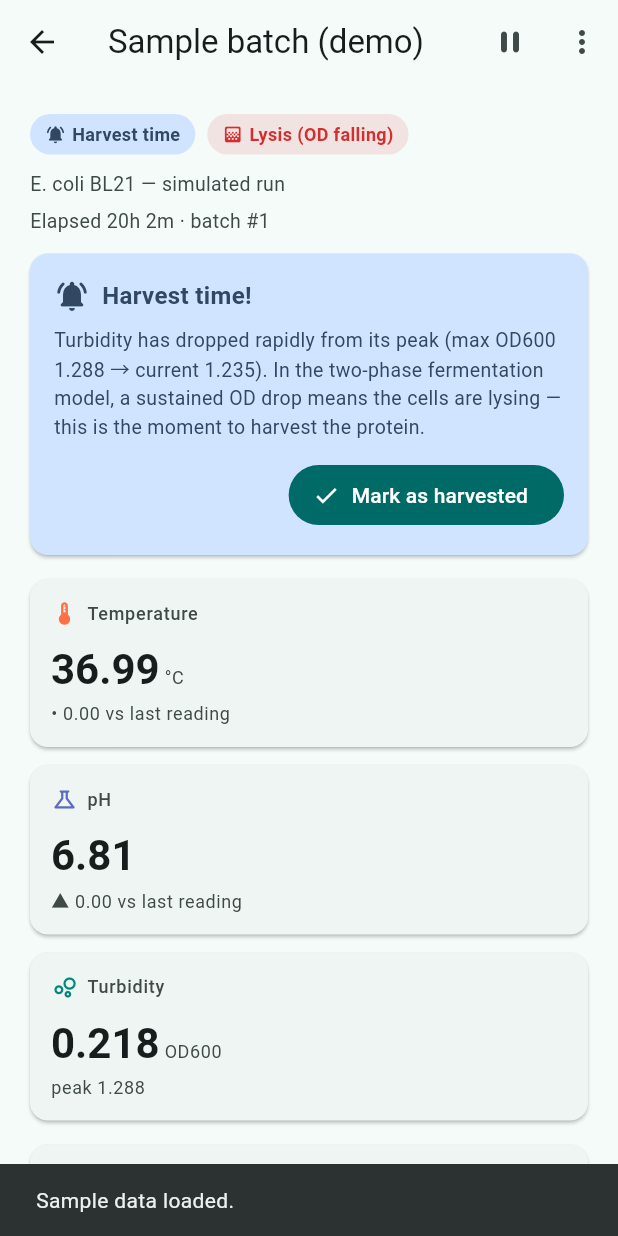
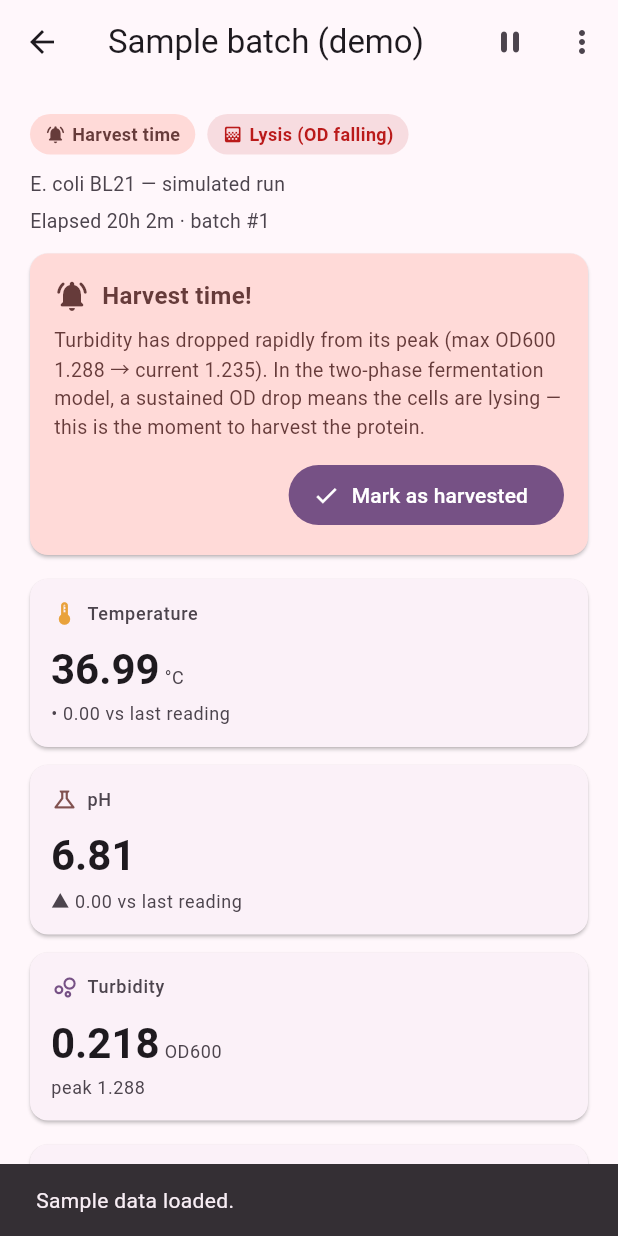
Before and after one commit to Eddie-Duan/igem-fermenter, a Flutter app: the screen it shows after launch, after a tap on "Continue", after a tap on "Skip", after a tap on "Load sample data", on a phone screen of 412 x 824 dp. Run offline on Flutter 3.47's test engine with Material 3 defaults, Android fonts, the phone set to English and light mode, and no system bars; our stand-ins replace share_plus, shared_preferences, sqflite; missing offline and left inert: flutter_reactive_ble; accounts and stored records are empty.

Commit message:
refactor: Update color usage across the app to utilize theme color scheme for consistency

```diff
--- a/mobile_app/lib/pages/home_page.dart
+++ b/mobile_app/lib/pages/home_page.dart
@@ -233,26 +233,26 @@ class _HomePageState extends State<HomePage> {
           const SizedBox(height: 26),
           _sectionTitle('What it records'),
           const SizedBox(height: 4),
-          const FeatureRow(
+          FeatureRow(
             icon: Icons.bubble_chart_outlined,
             title: 'Turbidity (OD600)',
             body: 'How cloudy the culture is. Growth pushes it up, lysis pulls '
                 'it down — that drop is the harvest signal.',
-            color: Colors.teal,
+            color: Theme.of(context).colorScheme.primary,
           ),
-          const FeatureRow(
+          FeatureRow(
             icon: Icons.thermostat_outlined,
             title: 'Temperature',
             body: 'Ramps from room temperature to your target and holds it, '
                 'with the heater and stirrer under your control.',
-            color: Colors.deepOrange,
+            color: Theme.of(context).colorScheme.secondary,
           ),
-          const FeatureRow(
+          FeatureRow(
             icon: Icons.science_outlined,
             title: 'pH',
             body: 'Tracks the buffer drift: a slow dip while the cells grow, '
                 'a small recovery once they start to lyse.',
-            color: Colors.indigo,
+            color: Theme.of(context).colorScheme.tertiary,
           ),
           const SizedBox(height: 26),
           _sectionTitle('How it works'),
--- a/mobile_app/lib/pages/onboarding_page.dart
+++ b/mobile_app/lib/pages/onboarding_page.dart
@@ -132,13 +132,13 @@ class _OnboardingPageState extends State<OnboardingPage> {
           textAlign: TextAlign.center,
           style: TextStyle(fontSize: 26, fontWeight: FontWeight.bold)),
       const SizedBox(height: 10),
-      const Text('From inoculation to harvest, without the guesswork.',
+      Text('From inoculation to harvest, without the guesswork.',
           textAlign: TextAlign.center,
           style: TextStyle(
               fontSize: 15.5,
               height: 1.3,
               fontWeight: FontWeight.w600,
-              color: accentGreen)),
+              color: scheme.primary)),
       const SizedBox(height: 14),
       Text(
         'Temperature, pH and turbidity in one place — with a clear signal '
@@ -181,26 +181,26 @@ class _OnboardingPageState extends State<OnboardingPage> {
             fontSize: 13.5, height: 1.4, color: scheme.onSurfaceVariant),
       ),
       const SizedBox(height: 18),
-      const FeatureRow(
+      FeatureRow(
         icon: Icons.bubble_chart_outlined,
         title: 'Turbidity (OD600)',
         body: 'The cloudiness of the culture — it climbs while the cells '
             'grow and falls once they lyse.',
-        color: Colors.teal,
+        color: scheme.primary,
       ),
-      const FeatureRow(
+      FeatureRow(
         icon: Icons.thermostat_outlined,
         title: 'Temperature',
         body: 'Ramped to your target and held there, with the heater and '
             'stirrer under your control.',
-        color: Colors.deepOrange,
+        color: scheme.secondary,
       ),
-      const FeatureRow(
+      FeatureRow(
         icon: Icons.science_outlined,
         title: 'pH',
         body: 'The buffer drifts down during growth and recovers slightly '
             'during lysis.',
-        color: Colors.indigo,
+        color: scheme.tertiary,
       ),
     ]);
   }
@@ -226,9 +226,9 @@ class _OnboardingPageState extends State<OnboardingPage> {
         runSpacing: 8,
         alignment: WrapAlignment.center,
         children: [
-          _phasePill('Growth', Colors.teal.shade600),
-          _phasePill('Plateau', Colors.orange.shade800),
-          _phasePill('Lysis → harvest', Colors.red.shade700),
+          _phasePill('Growth', scheme.primary),
+          _phasePill('Plateau', scheme.secondary),
+          _phasePill('Lysis → harvest', scheme.error),
         ],
       ),
     ]);
@@ -390,8 +390,8 @@ class _HarvestCurvePreviewState extends State<_HarvestCurvePreview>
         builder: (context, _) => CustomPaint(
           painter: _HarvestCurvePainter(
             progress: _controller.value,
-            line: Colors.teal.shade600,
-            fill: Colors.teal.shade600.withValues(alpha: 0.16),
+            line: scheme.primary,
+            fill: scheme.primary.withValues(alpha: 0.16),
             guide: scheme.outlineVariant,
             alert: scheme.tertiary,
             onAlert: scheme.onTertiary,
--- a/mobile_app/lib/pages/project_detail_page.dart
+++ b/mobile_app/lib/pages/project_detail_page.dart
@@ -461,6 +461,7 @@ class _ProjectDetailPageState extends State<ProjectDetailPage> {
   // -- 指标 --
 
   Widget _metrics(FermentationProject project) {
+    final scheme = Theme.of(context).colorScheme;
     final readings = data.openReadings;
     final current =
         readings.isEmpty ? null : readings.last;
@@ -476,7 +477,7 @@ class _ProjectDetailPageState extends State<ProjectDetailPage> {
           value: current == null ? '—' : number(current.temperatureC),
           subtitle: _deltaSubtitle(previous?.temperatureC, current?.temperatureC, 'Target $targetLabel'),
           icon: Icons.thermostat_outlined,
-          color: Colors.deepOrange.shade400,
+          color: scheme.secondary,
         ),
         SensorCard(
           width: width,
@@ -485,7 +486,7 @@ class _ProjectDetailPageState extends State<ProjectDetailPage> {
           value: current == null ? '—' : number(current.ph),
           subtitle: _deltaSubtitle(previous?.ph, current?.ph, 'buffer drifts slowly'),
           icon: Icons.science_outlined,
-          color: Colors.indigo.shade400,
+          color: scheme.tertiary,
         ),
         SensorCard(
           width: width,
@@ -494,7 +495,7 @@ class _ProjectDetailPageState extends State<ProjectDetailPage> {
           value: current == null ? '—' : number(current.od, 3),
           subtitle: 'peak ${number(data.openVerdict?.peakOd ?? 0, 3)}',
           icon: Icons.bubble_chart_outlined,
-          color: Colors.teal.shade600,
+          color: scheme.primary,
         ),
       ]);
     });
--- a/mobile_app/lib/theme/app_theme.dart
+++ b/mobile_app/lib/theme/app_theme.dart
@@ -1,19 +1,17 @@
 import 'package:flutter/material.dart';
 
-/// 品牌种子色，与 esp32-medication-device 保持一致。
-/// 全 App 的配色都从它派生。
-const _seedColor = Color(0xff147d79);
-
-/// 功能强调色（深绿）：欢迎页里 Turbidity / Temperature / pH 等关键词用它，
-/// 比种子色更沉，作为「生物/发酵」的视觉锚点。
-const accentGreen = Color(0xff14532d);
+/// 品牌主色为淡紫，黄橙色用于次要强调。
+const _brandPurple = Color(0xff765185);
+const _accentOrange = Color(0xffe9a23b);
 
 /// App 主题。只在 `main.dart` 里装配，页面不要再写死颜色。
 ///
 /// **只有这一套（浅色）。** 外观切换已按需求移除，不再收 [Brightness]。
 ThemeData buildAppTheme() {
   final scheme = ColorScheme.fromSeed(
-    seedColor: _seedColor,
+    seedColor: _brandPurple,
+    primary: _brandPurple,
+    secondary: _accentOrange,
     brightness: Brightness.light,
   );
   return ThemeData(
--- a/mobile_app/lib/widgets/feature_row.dart
+++ b/mobile_app/lib/widgets/feature_row.dart
@@ -1,8 +1,6 @@
 import 'package:flutter/material.dart';
 
-import '../theme/app_theme.dart';
-
-/// 功能条目：图标 + 深绿加粗关键词 + 一行说明。
+/// 功能条目：主题色图标 + 加粗关键词 + 一行说明。
 ///
 /// 欢迎页与引导页共用同一套排版，保证两处的视觉语言一致。
 class FeatureRow extends StatelessWidget {
@@ -44,10 +42,10 @@ class FeatureRow extends StatelessWidget {
               children: [
                 Text(
                   title,
-                  style: const TextStyle(
+                  style: TextStyle(
                     fontSize: 16,
                     fontWeight: FontWeight.bold,
-                    color: accentGreen,
+                    color: scheme.primary,
                   ),
                 ),
                 const SizedBox(height: 3),
--- a/mobile_app/lib/widgets/live_chart.dart
+++ b/mobile_app/lib/widgets/live_chart.dart
@@ -47,7 +47,7 @@ class LiveChart extends StatelessWidget {
         ),
       );
     }
-    final color = emphasizedColor ?? _defaultColor(metric);
+    final color = emphasizedColor ?? _defaultColor(metric, scheme);
     // 必须先复制一份：Controller 是原地 append 到同一个 List 上的，
     // 直接把 readings 交给 painter 会让新旧 painter 指向同一对象，
     // shouldRepaint 的引用比较永远相等 —— 曲线便不再随采样刷新。
@@ -62,6 +62,8 @@ class LiveChart extends StatelessWidget {
           color: color,
           peakAtHours: peakAtHours,
           harvestAtHours: harvestAtHours,
+          peakColor: scheme.secondary,
+          harvestColor: scheme.error,
           labelStyle:
               TextStyle(fontSize: 10, color: scheme.onSurfaceVariant),
         ),
@@ -69,11 +71,11 @@ class LiveChart extends StatelessWidget {
     );
   }
 
-  static Color _defaultColor(ChartMetric metric) =>
+  static Color _defaultColor(ChartMetric metric, ColorScheme scheme) =>
       switch (metric) {
-        ChartMetric.turbidityOd => Colors.teal.shade600,
-        ChartMetric.temperature => Colors.deepOrange.shade400,
-        ChartMetric.ph => Colors.indigo.shade400,
+        ChartMetric.turbidityOd => scheme.primary,
+        ChartMetric.temperature => scheme.secondary,
+        ChartMetric.ph => scheme.tertiary,
       };
 }
 
@@ -84,6 +86,8 @@ class _ChartPainter extends CustomPainter {
     required this.color,
     required this.peakAtHours,
     required this.harvestAtHours,
+    required this.peakColor,
+    required this.harvestColor,
     required this.labelStyle,
   });
 
@@ -92,6 +96,8 @@ class _ChartPainter extends CustomPainter {
   final Color color;
   final double? peakAtHours;
   final double? harvestAtHours;
+  final Color peakColor;
+  final Color harvestColor;
   final TextStyle labelStyle;
 
   @override
@@ -163,13 +169,13 @@ class _ChartPainter extends CustomPainter {
         Offset(x, plot.top),
         Offset(x, plot.bottom),
         Paint()
-          ..color = Colors.orange.shade700.withValues(alpha: 0.5)
+          ..color = peakColor.withValues(alpha: 0.65)
           ..strokeWidth = 1.2
           ..style = PaintingStyle.stroke,
       );
       gridLabel
         ..text = TextSpan(
-            text: 'peak', style: TextStyle(fontSize: 9, color: Colors.orange.shade800))
+            text: 'peak', style: TextStyle(fontSize: 9, color: peakColor))
         ..layout(maxWidth: 40);
       gridLabel.paint(canvas, Offset(x + 3, plot.top + 2));
     }
@@ -180,14 +186,14 @@ class _ChartPainter extends CustomPainter {
         Offset(x, plot.top),
         Offset(x, plot.bottom),
         Paint()
-          ..color = Colors.red.shade600.withValues(alpha: 0.5)
+          ..color = harvestColor.withValues(alpha: 0.65)
           ..strokeWidth = 1.2
           ..style = PaintingStyle.stroke,
       );
       gridLabel
         ..text = TextSpan(
             text: 'harvest',
-            style: TextStyle(fontSize: 9, color: Colors.red.shade700))
+            style: TextStyle(fontSize: 9, color: harvestColor))
         ..layout(maxWidth: 50);
       gridLabel.paint(canvas, Offset(x + 3, plot.top + 2));
     }
--- a/mobile_app/lib/widgets/status_chip.dart
+++ b/mobile_app/lib/widgets/status_chip.dart
@@ -58,8 +58,8 @@ class PhaseChip extends StatelessWidget {
     final color = switch (phase) {
       FermentationPhase.lagGrowth => scheme.secondary,
       FermentationPhase.exponential => scheme.primary,
-      FermentationPhase.stationary => Colors.orange.shade800,
-      FermentationPhase.lysis => Colors.red.shade700,
+      FermentationPhase.stationary => scheme.secondary,
+      FermentationPhase.lysis => scheme.error,
       FermentationPhase.finished => scheme.onSurfaceVariant,
     };
     return Container(
```
Also changed, not shown: 1 other file.
